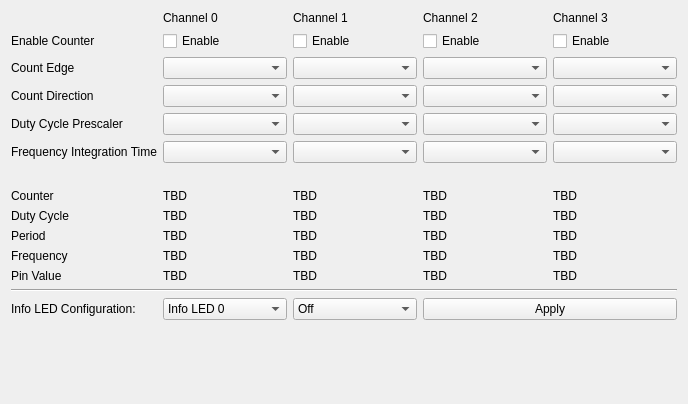
The window that src/brickv/plugin_system/plugins/industrial_counter/ui/industrial_counter.ui (Tinkerforge/brickv) describes before a commit, drawn with Qt 5.
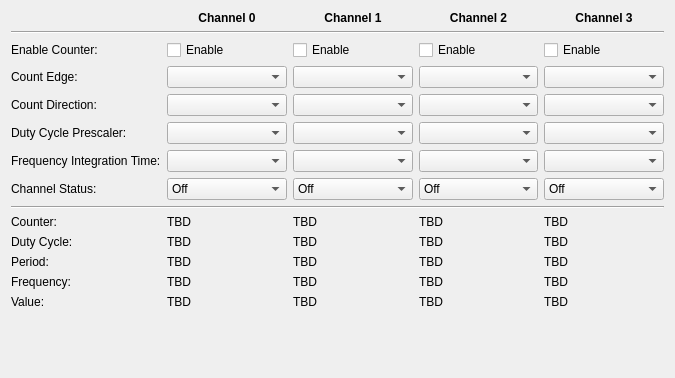
The same window after the commit.

Commit message: industrial-counter: Fix channel status LED config UI

What changed in the file:
```diff
--- a/src/brickv/plugin_system/plugins/industrial_counter/ui/industrial_counter.ui
+++ b/src/brickv/plugin_system/plugins/industrial_counter/ui/industrial_counter.ui
@@ -6,8 +6,8 @@
    <rect>
     <x>0</x>
     <y>0</y>
-    <width>688</width>
-    <height>404</height>
+    <width>675</width>
+    <height>378</height>
    </rect>
   </property>
   <property name="windowTitle">
@@ -16,236 +16,574 @@
   <layout class="QVBoxLayout" name="verticalLayout">
    <item>
     <layout class="QGridLayout" name="main_grid">
-     <item row="1" column="3">
+     <item row="7" column="3">
+      <widget class="QComboBox" name="cbox_cs2_cfg">
+       <property name="sizePolicy">
+        <sizepolicy hsizetype="Expanding" vsizetype="Fixed">
+         <horstretch>0</horstretch>
+         <verstretch>0</verstretch>
+        </sizepolicy>
+       </property>
+       <item>
+        <property name="text">
+         <string>Off</string>
+        </property>
+       </item>
+       <item>
+        <property name="text">
+         <string>On</string>
+        </property>
+       </item>
+       <item>
+        <property name="text">
+         <string>Heartbeat</string>
+        </property>
+       </item>
+       <item>
+        <property name="text">
+         <string>Channel Status</string>
+        </property>
+       </item>
+      </widget>
+     </item>
+     <item row="4" column="2">
+      <widget class="QComboBox" name="comboBox_8">
+       <property name="sizePolicy">
+        <sizepolicy hsizetype="Expanding" vsizetype="Fixed">
+         <horstretch>0</horstretch>
+         <verstretch>0</verstretch>
+        </sizepolicy>
+       </property>
+      </widget>
+     </item>
+     <item row="2" column="3">
       <widget class="QCheckBox" name="checkBox_3">
+       <property name="sizePolicy">
+        <sizepolicy hsizetype="Expanding" vsizetype="Fixed">
+         <horstretch>0</horstretch>
+         <verstretch>0</verstretch>
+        </sizepolicy>
+       </property>
        <property name="text">
         <string>Enable</string>
        </property>
       </widget>
      </item>
-     <item row="1" column="4">
+     <item row="7" column="2">
+      <widget class="QComboBox" name="cbox_cs1_cfg">
+       <property name="sizePolicy">
+        <sizepolicy hsizetype="Expanding" vsizetype="Fixed">
+         <horstretch>0</horstretch>
+         <verstretch>0</verstretch>
+        </sizepolicy>
+       </property>
+       <item>
+        <property name="text">
+         <string>Off</string>
+        </property>
+       </item>
+       <item>
+        <property name="text">
+         <string>On</string>
+        </property>
+       </item>
+       <item>
+        <property name="text">
+         <string>Heartbeat</string>
+        </property>
+       </item>
+       <item>
+        <property name="text">
+         <string>Channel Status</string>
+        </property>
+       </item>
+      </widget>
+     </item>
+     <item row="2" column="4">
       <widget class="QCheckBox" name="checkBox_4">
+       <property name="sizePolicy">
+        <sizepolicy hsizetype="Expanding" vsizetype="Fixed">
+         <horstretch>0</horstretch>
+         <verstretch>0</verstretch>
+        </sizepolicy>
+       </property>
        <property name="text">
         <string>Enable</string>
        </property>
       </widget>
      </item>
-     <item row="3" column="1">
-      <widget class="QComboBox" name="comboBox_5"/>
+     <item row="13" column="0">
+      <widget class="QLabel" name="label_14">
+       <property name="sizePolicy">
+        <sizepolicy hsizetype="Expanding" vsizetype="Preferred">
+         <horstretch>0</horstretch>
+         <verstretch>0</verstretch>
+        </sizepolicy>
+       </property>
+       <property name="text">
+        <string>Value:</string>
+       </property>
+      </widget>
      </item>
-     <item row="4" column="2">
-      <widget class="QComboBox" name="comboBox_9"/>
+     <item row="3" column="2">
+      <widget class="QComboBox" name="comboBox_2">
+       <property name="sizePolicy">
+        <sizepolicy hsizetype="Expanding" vsizetype="Fixed">
+         <horstretch>0</horstretch>
+         <verstretch>0</verstretch>
+        </sizepolicy>
+       </property>
+      </widget>
      </item>
-     <item row="7" column="0">
-      <widget class="QLabel" name="label_10">
+     <item row="6" column="0">
+      <widget class="QLabel" name="label_9">
+       <property name="sizePolicy">
+        <sizepolicy hsizetype="Expanding" vsizetype="Preferred">
+         <horstretch>0</horstretch>
+         <verstretch>0</verstretch>
+        </sizepolicy>
+       </property>
        <property name="text">
-        <string>Counter</string>
+        <string>Frequency Integration Time:</string>
        </property>
       </widget>
      </item>
-     <item row="5" column="2">
-      <widget class="QComboBox" name="comboBox_10"/>
+     <item row="4" column="1">
+      <widget class="QComboBox" name="comboBox_5">
+       <property name="sizePolicy">
+        <sizepolicy hsizetype="Expanding" vsizetype="Fixed">
+         <horstretch>0</horstretch>
+         <verstretch>0</verstretch>
+        </sizepolicy>
+       </property>
+      </widget>
      </item>
      <item row="0" column="2">
       <widget class="QLabel" name="label_3">
-       <property name="text">
-        <string>Channel 1</string>
+       <property name="sizePolicy">
+        <sizepolicy hsizetype="Expanding" vsizetype="Preferred">
+         <horstretch>0</horstretch>
+         <verstretch>0</verstretch>
+        </sizepolicy>
        </property>
-      </widget>
-     </item>
-     <item row="9" column="1">
-      <widget class="QLabel" name="label_17">
        <property name="text">
-        <string>TBD</string>
+        <string>&lt;html&gt;&lt;head/&gt;&lt;body&gt;&lt;p&gt;&lt;span style=&quot; font-weight:600;&quot;&gt;Channel 1&lt;/span&gt;&lt;/p&gt;&lt;/body&gt;&lt;/html&gt;</string>
        </property>
+       <property name="alignment">
+        <set>Qt::AlignCenter</set>
+       </property>
       </widget>
      </item>
-     <item row="2" column="1">
-      <widget class="QComboBox" name="comboBox"/>
-     </item>
-     <item row="2" column="3">
-      <widget class="QComboBox" name="comboBox_3"/>
-     </item>
-     <item row="10" column="3">
+     <item row="12" column="3">
       <widget class="QLabel" name="label_28">
+       <property name="sizePolicy">
+        <sizepolicy hsizetype="Expanding" vsizetype="Preferred">
+         <horstretch>0</horstretch>
+         <verstretch>0</verstretch>
+        </sizepolicy>
+       </property>
        <property name="text">
         <string>TBD</string>
        </property>
       </widget>
      </item>
-     <item row="3" column="3">
-      <widget class="QComboBox" name="comboBox_11"/>
-     </item>
-     <item row="9" column="0">
-      <widget class="QLabel" name="label_12">
-       <property name="text">
-        <string>Period</string>
+     <item row="5" column="3">
+      <widget class="QComboBox" name="comboBox_12">
+       <property name="sizePolicy">
+        <sizepolicy hsizetype="Expanding" vsizetype="Fixed">
+         <horstretch>0</horstretch>
+         <verstretch>0</verstretch>
+        </sizepolicy>
        </property>
       </widget>
      </item>
-     <item row="3" column="2">
-      <widget class="QComboBox" name="comboBox_8"/>
-     </item>
-     <item row="4" column="3">
-      <widget class="QComboBox" name="comboBox_12"/>
-     </item>
-     <item row="9" column="4">
-      <widget class="QLabel" name="label_32">
+     <item row="12" column="1">
+      <widget class="QLabel" name="label_18">
+       <property name="sizePolicy">
+        <sizepolicy hsizetype="Expanding" vsizetype="Preferred">
+         <horstretch>0</horstretch>
+         <verstretch>0</verstretch>
+        </sizepolicy>
+       </property>
        <property name="text">
         <string>TBD</string>
        </property>
       </widget>
      </item>
-     <item row="1" column="0">
-      <widget class="QLabel" name="label_35">
-       <property name="text">
-        <string>Enable Counter</string>
+     <item row="10" column="2">
+      <widget class="QLabel" name="label_21">
+       <property name="sizePolicy">
+        <sizepolicy hsizetype="Expanding" vsizetype="Preferred">
+         <horstretch>0</horstretch>
+         <verstretch>0</verstretch>
+        </sizepolicy>
        </property>
-      </widget>
-     </item>
-     <item row="1" column="1">
-      <widget class="QCheckBox" name="checkBox">
        <property name="text">
-        <string>Enable</string>
+        <string>TBD</string>
        </property>
       </widget>
      </item>
-     <item row="1" column="2">
-      <widget class="QCheckBox" name="checkBox_2">
-       <property name="text">
-        <string>Enable</string>
+     <item row="11" column="2">
+      <widget class="QLabel" name="label_22">
+       <property name="sizePolicy">
+        <sizepolicy hsizetype="Expanding" vsizetype="Preferred">
+         <horstretch>0</horstretch>
+         <verstretch>0</verstretch>
+        </sizepolicy>
        </property>
-      </widget>
-     </item>
-     <item row="4" column="1">
-      <widget class="QComboBox" name="comboBox_6"/>
-     </item>
-     <item row="11" column="4">
-      <widget class="QLabel" name="label_34">
        <property name="text">
         <string>TBD</string>
        </property>
       </widget>
      </item>
-     <item row="11" column="0">
-      <widget class="QLabel" name="label_14">
+     <item row="12" column="2">
+      <widget class="QLabel" name="label_23">
+       <property name="sizePolicy">
+        <sizepolicy hsizetype="Expanding" vsizetype="Preferred">
+         <horstretch>0</horstretch>
+         <verstretch>0</verstretch>
+        </sizepolicy>
+       </property>
        <property name="text">
-        <string>Pin Value</string>
+        <string>TBD</string>
        </property>
       </widget>
      </item>
-     <item row="3" column="0">
-      <widget class="QLabel" name="label_7">
+     <item row="13" column="2">
+      <widget class="QLabel" name="label_24">
+       <property name="sizePolicy">
+        <sizepolicy hsizetype="Expanding" vsizetype="Preferred">
+         <horstretch>0</horstretch>
+         <verstretch>0</verstretch>
+        </sizepolicy>
+       </property>
        <property name="text">
-        <string>Count Direction</string>
+        <string>TBD</string>
        </property>
       </widget>
      </item>
-     <item row="0" column="1">
-      <widget class="QLabel" name="label_2">
+     <item row="9" column="3">
+      <widget class="QLabel" name="label_25">
+       <property name="sizePolicy">
+        <sizepolicy hsizetype="Expanding" vsizetype="Preferred">
+         <horstretch>0</horstretch>
+         <verstretch>0</verstretch>
+        </sizepolicy>
+       </property>
        <property name="text">
-        <string>Channel 0</string>
+        <string>TBD</string>
        </property>
       </widget>
      </item>
-     <item row="10" column="4">
-      <widget class="QLabel" name="label_33">
-       <property name="text">
-        <string>TBD</string>
+     <item row="6" column="1">
+      <widget class="QComboBox" name="comboBox_7">
+       <property name="sizePolicy">
+        <sizepolicy hsizetype="Expanding" vsizetype="Fixed">
+         <horstretch>0</horstretch>
+         <verstretch>0</verstretch>
+        </sizepolicy>
        </property>
       </widget>
      </item>
      <item row="5" column="4">
-      <widget class="QComboBox" name="comboBox_16"/>
-     </item>
-     <item row="8" column="1">
-      <widget class="QLabel" name="label_16">
-       <property name="text">
-        <string>TBD</string>
-       </property>
-      </widget>
-     </item>
-     <item row="10" column="0">
-      <widget class="QLabel" name="label_13">
-       <property name="text">
-        <string>Frequency</string>
+      <widget class="QComboBox" name="comboBox_15">
+       <property name="sizePolicy">
+        <sizepolicy hsizetype="Expanding" vsizetype="Fixed">
+         <horstretch>0</horstretch>
+         <verstretch>0</verstretch>
+        </sizepolicy>
        </property>
       </widget>
      </item>
      <item row="2" column="2">
-      <widget class="QComboBox" name="comboBox_2"/>
-     </item>
-     <item row="5" column="0">
-      <widget class="QLabel" name="label_9">
-       <property name="text">
-        <string>Frequency Integration Time</string>
+      <widget class="QCheckBox" name="checkBox_2">
+       <property name="sizePolicy">
+        <sizepolicy hsizetype="Expanding" vsizetype="Fixed">
+         <horstretch>0</horstretch>
+         <verstretch>0</verstretch>
+        </sizepolicy>
        </property>
-      </widget>
-     </item>
-     <item row="8" column="3">
-      <widget class="QLabel" name="label_26">
        <property name="text">
-        <string>TBD</string>
+        <string>Enable</string>
        </property>
       </widget>
      </item>
-     <item row="9" column="3">
-      <widget class="QLabel" name="label_27">
+     <item row="2" column="1">
+      <widget class="QCheckBox" name="checkBox">
+       <property name="sizePolicy">
+        <sizepolicy hsizetype="Expanding" vsizetype="Fixed">
+         <horstretch>0</horstretch>
+         <verstretch>0</verstretch>
+        </sizepolicy>
+       </property>
        <property name="text">
-        <string>TBD</string>
+        <string>Enable</string>
        </property>
       </widget>
      </item>
      <item row="11" column="3">
+      <widget class="QLabel" name="label_27">
+       <property name="sizePolicy">
+        <sizepolicy hsizetype="Expanding" vsizetype="Preferred">
+         <horstretch>0</horstretch>
+         <verstretch>0</verstretch>
+        </sizepolicy>
+       </property>
+       <property name="text">
+        <string>TBD</string>
+       </property>
+      </widget>
+     </item>
+     <item row="13" column="3">
       <widget class="QLabel" name="label_29">
+       <property name="sizePolicy">
+        <sizepolicy hsizetype="Expanding" vsizetype="Preferred">
+         <horstretch>0</horstretch>
+         <verstretch>0</verstretch>
+        </sizepolicy>
+       </property>
        <property name="text">
         <string>TBD</string>
        </property>
       </widget>
      </item>
-     <item row="7" column="4">
+     <item row="12" column="4">
+      <widget class="QLabel" name="label_33">
+       <property name="sizePolicy">
+        <sizepolicy hsizetype="Expanding" vsizetype="Preferred">
+         <horstretch>0</horstretch>
+         <verstretch>0</verstretch>
+        </sizepolicy>
+       </property>
+       <property name="text">
+        <string>TBD</string>
+       </property>
+      </widget>
+     </item>
+     <item row="12" column="0">
+      <widget class="QLabel" name="label_13">
+       <property name="sizePolicy">
+        <sizepolicy hsizetype="Expanding" vsizetype="Preferred">
+         <horstretch>0</horstretch>
+         <verstretch>0</verstretch>
+        </sizepolicy>
+       </property>
+       <property name="text">
+        <string>Frequency:</string>
+       </property>
+      </widget>
+     </item>
+     <item row="6" column="4">
+      <widget class="QComboBox" name="comboBox_16">
+       <property name="sizePolicy">
+        <sizepolicy hsizetype="Expanding" vsizetype="Fixed">
+         <horstretch>0</horstretch>
+         <verstretch>0</verstretch>
+        </sizepolicy>
+       </property>
+      </widget>
+     </item>
+     <item row="9" column="0">
+      <widget class="QLabel" name="label_10">
+       <property name="sizePolicy">
+        <sizepolicy hsizetype="Expanding" vsizetype="Preferred">
+         <horstretch>0</horstretch>
+         <verstretch>0</verstretch>
+        </sizepolicy>
+       </property>
+       <property name="text">
+        <string>Counter:</string>
+       </property>
+      </widget>
+     </item>
+     <item row="9" column="4">
       <widget class="QLabel" name="label_30">
+       <property name="sizePolicy">
+        <sizepolicy hsizetype="Expanding" vsizetype="Preferred">
+         <horstretch>0</horstretch>
+         <verstretch>0</verstretch>
+        </sizepolicy>
+       </property>
        <property name="text">
         <string>TBD</string>
        </property>
       </widget>
      </item>
-     <item row="8" column="4">
+     <item row="10" column="4">
       <widget class="QLabel" name="label_31">
+       <property name="sizePolicy">
+        <sizepolicy hsizetype="Expanding" vsizetype="Preferred">
+         <horstretch>0</horstretch>
+         <verstretch>0</verstretch>
+        </sizepolicy>
+       </property>
        <property name="text">
         <string>TBD</string>
        </property>
       </widget>
      </item>
+     <item row="11" column="0">
+      <widget class="QLabel" name="label_12">
+       <property name="sizePolicy">
+        <sizepolicy hsizetype="Expanding" vsizetype="Preferred">
+         <horstretch>0</horstretch>
+         <verstretch>0</verstretch>
+        </sizepolicy>
+       </property>
+       <property name="text">
+        <string>Period:</string>
+       </property>
+      </widget>
+     </item>
+     <item row="3" column="1">
+      <widget class="QComboBox" name="comboBox">
+       <property name="sizePolicy">
+        <sizepolicy hsizetype="Expanding" vsizetype="Fixed">
+         <horstretch>0</horstretch>
+         <verstretch>0</verstretch>
+        </sizepolicy>
+       </property>
+      </widget>
+     </item>
      <item row="2" column="0">
-      <widget class="QLabel" name="label_6">
+      <widget class="QLabel" name="label_35">
+       <property name="sizePolicy">
+        <sizepolicy hsizetype="Expanding" vsizetype="Preferred">
+         <horstretch>0</horstretch>
+         <verstretch>0</verstretch>
+        </sizepolicy>
+       </property>
        <property name="text">
-        <string>Count Edge</string>
+        <string>Enable Counter:</string>
        </property>
       </widget>
      </item>
-     <item row="3" column="4">
-      <widget class="QComboBox" name="comboBox_14"/>
-     </item>
-     <item row="7" column="1">
-      <widget class="QLabel" name="label_15">
+     <item row="11" column="4">
+      <widget class="QLabel" name="label_32">
+       <property name="sizePolicy">
+        <sizepolicy hsizetype="Expanding" vsizetype="Preferred">
+         <horstretch>0</horstretch>
+         <verstretch>0</verstretch>
+        </sizepolicy>
+       </property>
        <property name="text">
         <string>TBD</string>
        </property>
       </widget>
      </item>
-     <item row="5" column="3">
-      <widget class="QComboBox" name="comboBox_13"/>
-     </item>
      <item row="11" column="1">
+      <widget class="QLabel" name="label_17">
+       <property name="sizePolicy">
+        <sizepolicy hsizetype="Expanding" vsizetype="Preferred">
+         <horstretch>0</horstretch>
+         <verstretch>0</verstretch>
+        </sizepolicy>
+       </property>
+       <property name="text">
+        <string>TBD</string>
+       </property>
+      </widget>
+     </item>
+     <item row="6" column="2">
+      <widget class="QComboBox" name="comboBox_10">
+       <property name="sizePolicy">
+        <sizepolicy hsizetype="Expanding" vsizetype="Fixed">
+         <horstretch>0</horstretch>
+         <verstretch>0</verstretch>
+        </sizepolicy>
+       </property>
+      </widget>
+     </item>
+     <item row="13" column="1">
       <widget class="QLabel" name="label_19">
+       <property name="sizePolicy">
+        <sizepolicy hsizetype="Expanding" vsizetype="Preferred">
+         <horstretch>0</horstretch>
+         <verstretch>0</verstretch>
+        </sizepolicy>
+       </property>
        <property name="text">
         <string>TBD</string>
        </property>
       </widget>
      </item>
-     <item row="7" column="2">
+     <item row="4" column="3">
+      <widget class="QComboBox" name="comboBox_11">
+       <property name="sizePolicy">
+        <sizepolicy hsizetype="Expanding" vsizetype="Fixed">
+         <horstretch>0</horstretch>
+         <verstretch>0</verstretch>
+        </sizepolicy>
+       </property>
+      </widget>
+     </item>
+     <item row="3" column="3">
+      <widget class="QComboBox" name="comboBox_3">
+       <property name="sizePolicy">
+        <sizepolicy hsizetype="Expanding" vsizetype="Fixed">
+         <horstretch>0</horstretch>
+         <verstretch>0</verstretch>
+        </sizepolicy>
+       </property>
+      </widget>
+     </item>
+     <item row="10" column="1">
+      <widget class="QLabel" name="label_16">
+       <property name="sizePolicy">
+        <sizepolicy hsizetype="Expanding" vsizetype="Preferred">
+         <horstretch>0</horstretch>
+         <verstretch>0</verstretch>
+        </sizepolicy>
+       </property>
+       <property name="text">
+        <string>TBD</string>
+       </property>
+      </widget>
+     </item>
+     <item row="9" column="1">
+      <widget class="QLabel" name="label_15">
+       <property name="sizePolicy">
+        <sizepolicy hsizetype="Expanding" vsizetype="Preferred">
+         <horstretch>0</horstretch>
+         <verstretch>0</verstretch>
+        </sizepolicy>
+       </property>
+       <property name="text">
+        <string>TBD</string>
+       </property>
+      </widget>
+     </item>
+     <item row="6" column="3">
+      <widget class="QComboBox" name="comboBox_13">
+       <property name="sizePolicy">
+        <sizepolicy hsizetype="Expanding" vsizetype="Fixed">
+         <horstretch>0</horstretch>
+         <verstretch>0</verstretch>
+        </sizepolicy>
+       </property>
+      </widget>
+     </item>
+     <item row="13" column="4">
+      <widget class="QLabel" name="label_34">
+       <property name="sizePolicy">
+        <sizepolicy hsizetype="Expanding" vsizetype="Preferred">
+         <horstretch>0</horstretch>
+         <verstretch>0</verstretch>
+        </sizepolicy>
+       </property>
+       <property name="text">
+        <string>TBD</string>
+       </property>
+      </widget>
+     </item>
+     <item row="9" column="2">
       <widget class="QLabel" name="label_20">
+       <property name="sizePolicy">
+        <sizepolicy hsizetype="Expanding" vsizetype="Preferred">
+         <horstretch>0</horstretch>
+         <verstretch>0</verstretch>
+        </sizepolicy>
+       </property>
        <property name="text">
         <string>TBD</string>
        </property>
@@ -253,115 +591,168 @@
      </item>
      <item row="0" column="3">
       <widget class="QLabel" name="label_4">
-       <property name="text">
-        <string>Channel 2</string>
+       <property name="sizePolicy">
+        <sizepolicy hsizetype="Expanding" vsizetype="Preferred">
+         <horstretch>0</horstretch>
+         <verstretch>0</verstretch>
+        </sizepolicy>
        </property>
-      </widget>
-     </item>
-     <item row="10" column="1">
-      <widget class="QLabel" name="label_18">
        <property name="text">
-        <string>TBD</string>
+        <string>&lt;html&gt;&lt;head/&gt;&lt;body&gt;&lt;p&gt;&lt;span style=&quot; font-weight:600;&quot;&gt;Channel 2&lt;/span&gt;&lt;/p&gt;&lt;/body&gt;&lt;/html&gt;</string>
        </property>
-      </widget>
-     </item>
-     <item row="8" column="2">
-      <widget class="QLabel" name="label_21">
-       <property name="text">
-        <string>TBD</string>
+       <property name="alignment">
+        <set>Qt::AlignCenter</set>
        </property>
       </widget>
      </item>
-     <item row="9" column="2">
-      <widget class="QLabel" name="label_22">
-       <property name="text">
-        <string>TBD</string>
+     <item row="4" column="0">
+      <widget class="QLabel" name="label_7">
+       <property name="sizePolicy">
+        <sizepolicy hsizetype="Expanding" vsizetype="Preferred">
+         <horstretch>0</horstretch>
+         <verstretch>0</verstretch>
+        </sizepolicy>
        </property>
-      </widget>
-     </item>
-     <item row="10" column="2">
-      <widget class="QLabel" name="label_23">
        <property name="text">
-        <string>TBD</string>
+        <string>Count Direction:</string>
        </property>
       </widget>
      </item>
-     <item row="11" column="2">
-      <widget class="QLabel" name="label_24">
+     <item row="0" column="1">
+      <widget class="QLabel" name="label_2">
+       <property name="sizePolicy">
+        <sizepolicy hsizetype="Expanding" vsizetype="Preferred">
+         <horstretch>0</horstretch>
+         <verstretch>0</verstretch>
+        </sizepolicy>
+       </property>
        <property name="text">
-        <string>TBD</string>
+        <string>&lt;html&gt;&lt;head/&gt;&lt;body&gt;&lt;p&gt;&lt;span style=&quot; font-weight:600;&quot;&gt;Channel 0&lt;/span&gt;&lt;/p&gt;&lt;/body&gt;&lt;/html&gt;</string>
        </property>
+       <property name="alignment">
+        <set>Qt::AlignCenter</set>
+       </property>
       </widget>
      </item>
-     <item row="7" column="3">
-      <widget class="QLabel" name="label_25">
+     <item row="10" column="3">
+      <widget class="QLabel" name="label_26">
+       <property name="sizePolicy">
+        <sizepolicy hsizetype="Expanding" vsizetype="Preferred">
+         <horstretch>0</horstretch>
+         <verstretch>0</verstretch>
+        </sizepolicy>
+       </property>
        <property name="text">
         <string>TBD</string>
        </property>
       </widget>
      </item>
-     <item row="13" column="0">
-      <widget class="QLabel" name="label">
-       <property name="text">
-        <string>Info LED Configuration:</string>
+     <item row="5" column="2">
+      <widget class="QComboBox" name="comboBox_9">
+       <property name="sizePolicy">
+        <sizepolicy hsizetype="Expanding" vsizetype="Fixed">
+         <horstretch>0</horstretch>
+         <verstretch>0</verstretch>
+        </sizepolicy>
        </property>
       </widget>
      </item>
      <item row="5" column="1">
-      <widget class="QComboBox" name="comboBox_7"/>
+      <widget class="QComboBox" name="comboBox_6">
+       <property name="sizePolicy">
+        <sizepolicy hsizetype="Expanding" vsizetype="Fixed">
+         <horstretch>0</horstretch>
+         <verstretch>0</verstretch>
+        </sizepolicy>
+       </property>
+      </widget>
      </item>
      <item row="4" column="4">
-      <widget class="QComboBox" name="comboBox_15"/>
+      <widget class="QComboBox" name="comboBox_14">
+       <property name="sizePolicy">
+        <sizepolicy hsizetype="Expanding" vsizetype="Fixed">
+         <horstretch>0</horstretch>
+         <verstretch>0</verstretch>
+        </sizepolicy>
+       </property>
+      </widget>
      </item>
-     <item row="6" column="0" colspan="5">
-      <spacer name="horizontalSpacer">
-       <property name="orientation">
-        <enum>Qt::Horizontal</enum>
+     <item row="3" column="0">
+      <widget class="QLabel" name="label_6">
+       <property name="sizePolicy">
+        <sizepolicy hsizetype="Expanding" vsizetype="Preferred">
+         <horstretch>0</horstretch>
+         <verstretch>0</verstretch>
+        </sizepolicy>
        </property>
-       <property name="sizeHint" stdset="0">
-        <size>
-         <width>40</width>
-         <height>20</height>
-        </size>
+       <property name="text">
+        <string>Count Edge:</string>
        </property>
-      </spacer>
+      </widget>
      </item>
-     <item row="4" column="0">
+     <item row="5" column="0">
       <widget class="QLabel" name="label_8">
+       <property name="sizePolicy">
+        <sizepolicy hsizetype="Expanding" vsizetype="Preferred">
+         <horstretch>0</horstretch>
+         <verstretch>0</verstretch>
+        </sizepolicy>
+       </property>
        <property name="text">
-        <string>Duty Cycle Prescaler</string>
+        <string>Duty Cycle Prescaler:</string>
        </property>
       </widget>
      </item>
      <item row="0" column="4">
       <widget class="QLabel" name="label_5">
+       <property name="sizePolicy">
+        <sizepolicy hsizetype="Expanding" vsizetype="Preferred">
+         <horstretch>0</horstretch>
+         <verstretch>0</verstretch>
+        </sizepolicy>
+       </property>
        <property name="text">
-        <string>Channel 3</string>
+        <string>&lt;html&gt;&lt;head/&gt;&lt;body&gt;&lt;p&gt;&lt;span style=&quot; font-weight:600;&quot;&gt;Channel 3&lt;/span&gt;&lt;/p&gt;&lt;/body&gt;&lt;/html&gt;</string>
+       </property>
+       <property name="alignment">
+        <set>Qt::AlignCenter</set>
        </property>
       </widget>
      </item>
-     <item row="8" column="0">
+     <item row="10" column="0">
       <widget class="QLabel" name="label_11">
+       <property name="sizePolicy">
+        <sizepolicy hsizetype="Expanding" vsizetype="Preferred">
+         <horstretch>0</horstretch>
+         <verstretch>0</verstretch>
+        </sizepolicy>
+       </property>
        <property name="text">
-        <string>Duty Cycle</string>
+        <string>Duty Cycle:</string>
        </property>
       </widget>
      </item>
-     <item row="2" column="4">
-      <widget class="QComboBox" name="comboBox_4"/>
-     </item>
-     <item row="12" column="0" colspan="5">
-      <widget class="Line" name="line">
-       <property name="orientation">
-        <enum>Qt::Horizontal</enum>
+     <item row="3" column="4">
+      <widget class="QComboBox" name="comboBox_4">
+       <property name="sizePolicy">
+        <sizepolicy hsizetype="Expanding" vsizetype="Fixed">
+         <horstretch>0</horstretch>
+         <verstretch>0</verstretch>
+        </sizepolicy>
        </property>
       </widget>
      </item>
-     <item row="13" column="1">
-      <widget class="QComboBox" name="cbox_ilc_l">
+     <item row="7" column="4">
+      <widget class="QComboBox" name="cbox_cs3_cfg">
+       <property name="sizePolicy">
+        <sizepolicy hsizetype="Expanding" vsizetype="Fixed">
+         <horstretch>0</horstretch>
+         <verstretch>0</verstretch>
+        </sizepolicy>
+       </property>
        <item>
         <property name="text">
-         <string>Info LED 0</string>
+         <string>Off</string>
         </property>
        </item>
        <item>
@@ -381,8 +772,27 @@
        </item>
       </widget>
      </item>
-     <item row="13" column="2">
-      <widget class="QComboBox" name="cbox_ilc_c">
+     <item row="7" column="0">
+      <widget class="QLabel" name="label">
+       <property name="sizePolicy">
+        <sizepolicy hsizetype="Expanding" vsizetype="Preferred">
+         <horstretch>0</horstretch>
+         <verstretch>0</verstretch>
+        </sizepolicy>
+       </property>
+       <property name="text">
+        <string>Channel Status:</string>
+       </property>
+      </widget>
+     </item>
+     <item row="7" column="1">
+      <widget class="QComboBox" name="cbox_cs0_cfg">
+       <property name="sizePolicy">
+        <sizepolicy hsizetype="Expanding" vsizetype="Fixed">
+         <horstretch>0</horstretch>
+         <verstretch>0</verstretch>
+        </sizepolicy>
+       </property>
        <item>
         <property name="text">
          <string>Off</string>
@@ -405,10 +815,17 @@
        </item>
       </widget>
      </item>
-     <item row="13" column="3" colspan="2">
-      <widget class="QPushButton" name="btn_ilc_apply">
-       <property name="text">
-        <string>Apply</string>
+     <item row="8" column="0" colspan="5">
+      <widget class="Line" name="line_2">
+       <property name="orientation">
+        <enum>Qt::Horizontal</enum>
+       </property>
+      </widget>
+     </item>
+     <item row="1" column="0" colspan="5">
+      <widget class="Line" name="line">
+       <property name="orientation">
+        <enum>Qt::Horizontal</enum>
        </property>
       </widget>
      </item>
```
Left out of the diff: 6 changed lines with no effect on the pictures. The commit also changes 1 other file.
